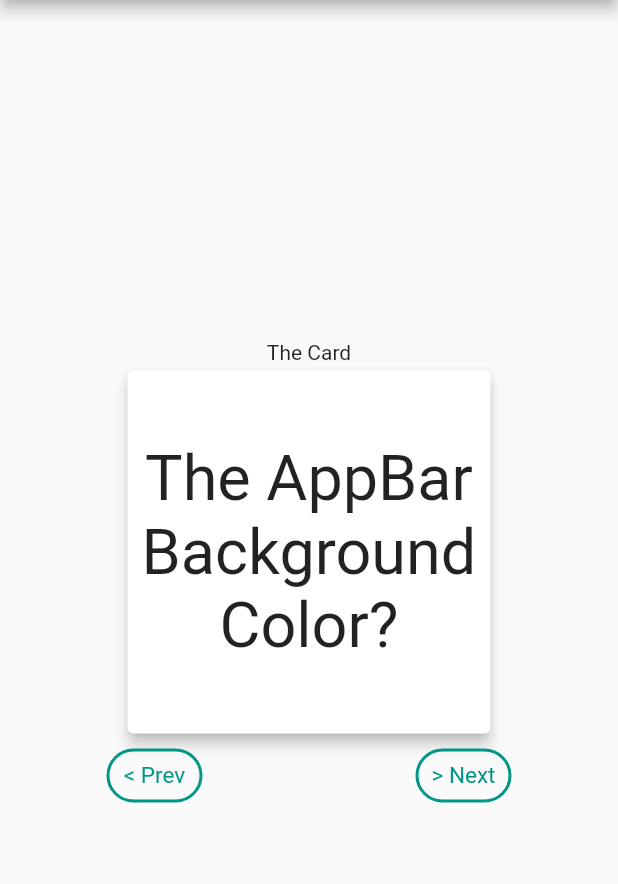
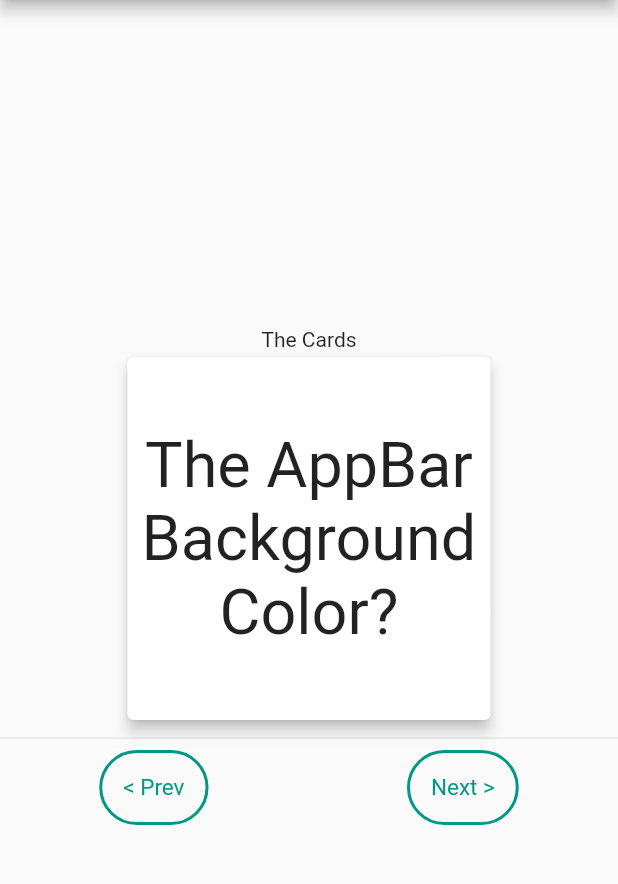
Before and after one commit to Edivri/flashcardsUI, a Flutter app: the screen it shows after launch, on a phone screen of 412 x 824 dp, the part 84-968 px from its top. Run offline on Flutter 3.47's test engine with Material 2 defaults, Android fonts, the phone set to English and light mode, and no system bars; drawn by our look-alikes of flip_card.

Commit message:
Update main.dart

```diff
--- a/lib/main.dart
+++ b/lib/main.dart
@@ -36,7 +36,7 @@ class _MyAppState extends State<MyApp> {
           child: Column(
             mainAxisAlignment: MainAxisAlignment.center,
             children: [
-              Text("The Card"),
+              Text("The Cards"),
               SizedBox(
                   width: 250,
                   height: 250,
@@ -47,12 +47,13 @@ class _MyAppState extends State<MyApp> {
                       back: FlashcardView(
                         text: _flashcards[_currentIndex].answer,
                       ))),
+                      Divider(),
               Row(
                 mainAxisAlignment: MainAxisAlignment.spaceAround,
                 children: [
                   TextButton(
                     style: TextButton.styleFrom(
-                        padding: const EdgeInsets.all(8.0),
+                        padding: const EdgeInsets.all(8.0 * 2),
                         primary: Colors.teal,
                         // backgroundColor: Colors.amber,
                         textStyle: const TextStyle(fontSize: 15),
@@ -64,6 +65,7 @@ class _MyAppState extends State<MyApp> {
                     onPressed: showNextCard,
                     child: const Text('< Prev'),
                   ),
+
                   // OutlineButton.icon(
                   //     onPressed: showPreviousCard,
                   //     icon: Icon(Icons.chevron_left),
@@ -76,7 +78,7 @@ class _MyAppState extends State<MyApp> {
                   // ),
                   TextButton(
                     style: TextButton.styleFrom(
-                        padding: const EdgeInsets.all(8.0),
+                        padding: const EdgeInsets.all(16.0),
                         primary: Colors.teal,
                         // backgroundColor: Colors.amber,
                         textStyle: const TextStyle(fontSize: 15),
@@ -86,7 +88,7 @@ class _MyAppState extends State<MyApp> {
                           color: Colors.teal,
                         )),
                     onPressed: showNextCard,
-                    child: const Text('> Next'),
+                    child: const Text('Next >'),
                   ),
                 ],
               )
```
